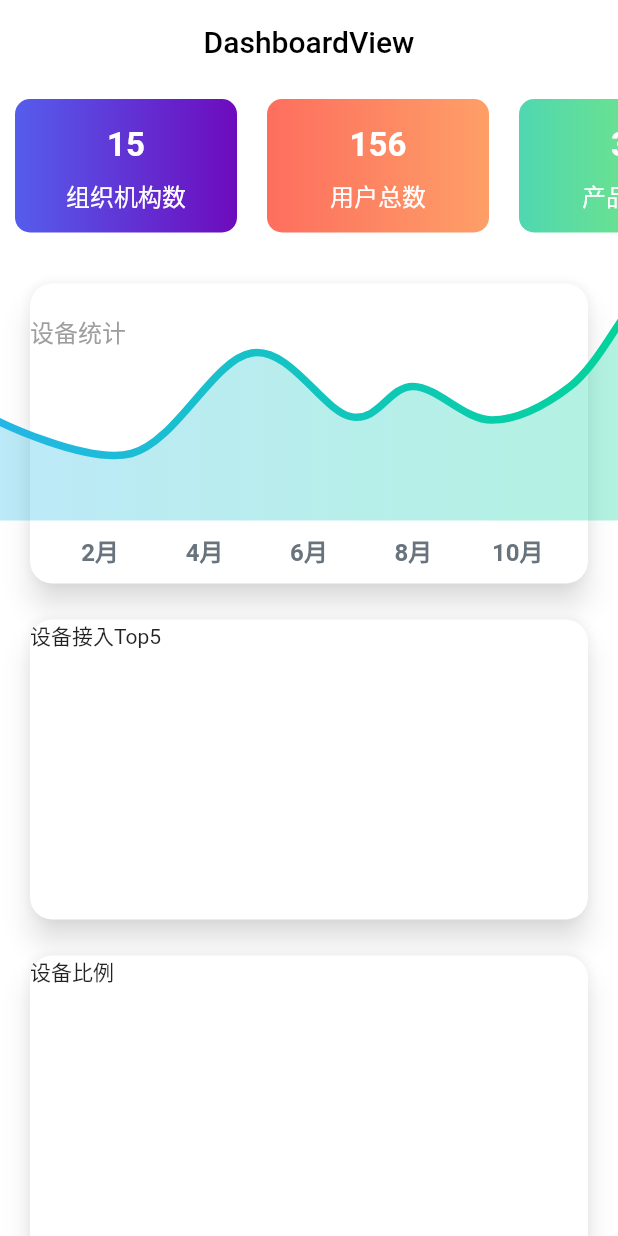
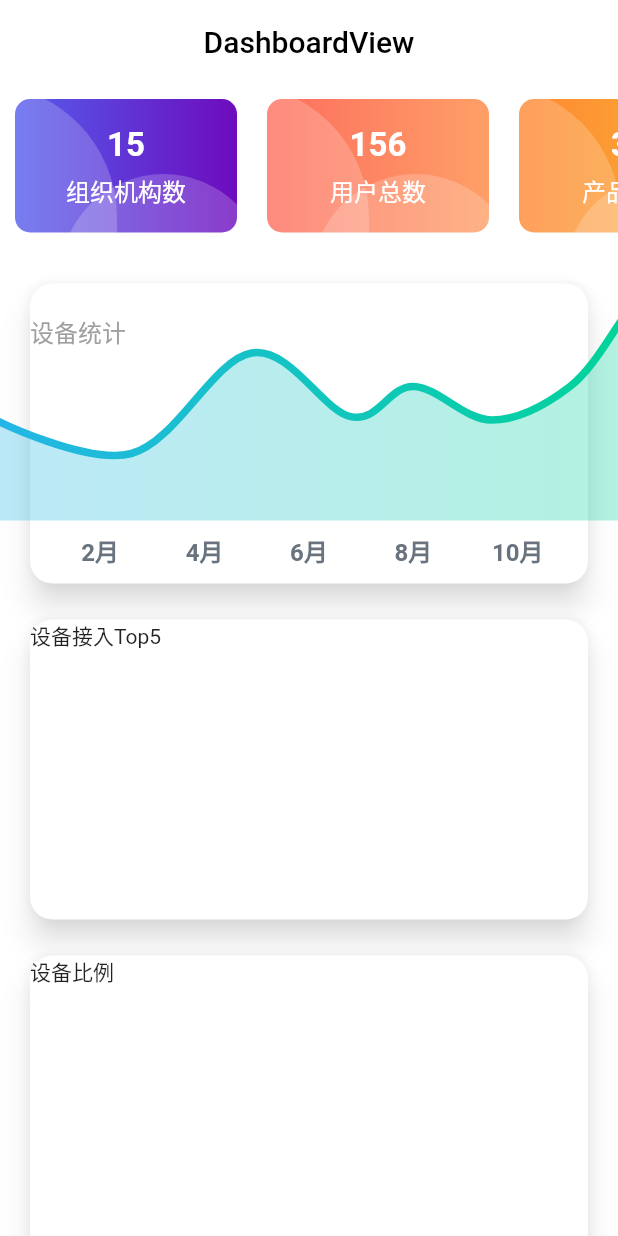
Before and after one commit to mitudegaoyang/aiot_flutter, a Flutter app: the DashboardView screen opened by its route, on a phone screen of 412 x 824 dp. Run offline on Flutter 3.47's test engine with Material 2 defaults, Android fonts, the phone set to English and light mode, and no system bars; drawn by our look-alikes of fl_chart; our stand-ins replace flutter_dotenv, flutter_svg, get, get_storage; accounts and stored records are empty.

Commit message:
feat: 添加数据统计card背景样式

```diff
--- a/lib/app/modules/dashboard/components/dataCardGrid/dataCardGrid.dart
+++ b/lib/app/modules/dashboard/components/dataCardGrid/dataCardGrid.dart
@@ -20,27 +20,24 @@ class DataCardGrid extends StatelessWidget {
     return Container(
       width: 148.0,
       margin: EdgeInsets.symmetric(vertical: 10.0, horizontal: 10.0),
-      padding: EdgeInsets.symmetric(vertical: 10.0, horizontal: 10.0),
+      // padding: EdgeInsets.symmetric(vertical: 10.0, horizontal: 10.0),
       decoration: BoxDecoration(
         color: colors[0],
         borderRadius: BorderRadius.all(Radius.circular(10)),
-        // gradient: colors.length != 1
-        //     ? RadialGradient(
-        //         colors: colors,
-        //         radius: 1,
-        //         tileMode: TileMode.repeated,
-        //       )
-        //     : null,
         gradient: colors.length != 1
             ? LinearGradient(
                 colors: colors,
               )
             : null,
       ),
-      child: Column(
+      child: Stack(
+        children: <Widget>[
+          Column(
             children: [
               Container(
-            margin: EdgeInsets.symmetric(vertical: 8.0),
+                width: double.infinity,
+                alignment: Alignment.center,
+                margin: EdgeInsets.only(top: 18.0, bottom: 5.0),
                 child: Text(
                   '${num.toString()}',
                   style: TextStyle(
@@ -61,6 +58,36 @@ class DataCardGrid extends StatelessWidget {
               ),
             ],
           ),
+          Positioned(
+            left: -110.0,
+            right: 80.0,
+            top: -10.0,
+            bottom: -150.0,
+            child: Container(
+              decoration: BoxDecoration(
+                borderRadius: BorderRadius.all(
+                  Radius.circular(100.0),
+                ),
+                color: Color(0x33FFFFFF),
+              ),
+            ),
+          ),
+          Positioned(
+            left: 30.0,
+            right: -20.0,
+            top: 50.0,
+            bottom: -150.0,
+            child: Container(
+              decoration: BoxDecoration(
+                borderRadius: BorderRadius.all(
+                  Radius.circular(100.0),
+                ),
+                color: Color(0x33FFFFFF),
+              ),
+            ),
+          ),
+        ],
+      ),
     );
   }
 }
--- a/lib/app/modules/dashboard/components/dataStatistics/dataStatistics.dart
+++ b/lib/app/modules/dashboard/components/dataStatistics/dataStatistics.dart
@@ -29,32 +29,32 @@ class DataStatistics extends StatelessWidget {
             DataCardGrid(
               title: "产品总数",
               num: 33,
-              colors: [Color(0xFF50D7B1), Color(0xFF85ED6D)],
+              colors: [Color(0xFFFF8733), Color(0xFFF7B733)],
             ),
             DataCardGrid(
               title: "设备总数",
               num: 3015,
-              colors: [Color(0xFF26C7EE), Color(0xFF53F4EC)],
+              colors: [Color(0xFFE49971), Color(0xFFE4B971)],
             ),
             DataCardGrid(
               title: "应用总数",
               num: 0,
-              colors: [Color(0xFF555DEC), Color(0xFF6D0BBD)],
+              colors: [Color(0xFF50D7B1), Color(0xFF85ED6D)],
             ),
             DataCardGrid(
               title: "规则总数",
               num: 1,
-              colors: [Color(0xFFFD6E5E), Color(0xFFFE9F67)],
+              colors: [Color(0xFF53C4EC), Color(0xFF53F4EC)],
             ),
             DataCardGrid(
               title: "告警总数",
               num: 1,
-              colors: [Color(0xFF50D7B1), Color(0xFF85ED6D)],
+              colors: [Color(0xFFFDAFA7), Color(0xFFFDDFA7)],
             ),
             DataCardGrid(
               title: "工单总数",
               num: 0,
-              colors: [Color(0xFF26C7EE), Color(0xFF53F4EC)],
+              colors: [Color(0xFFC996FF), Color(0xFFC9C6FF)],
             ),
           ],
         ),
```
Lines whose indentation alone changed are shown as unchanged.
